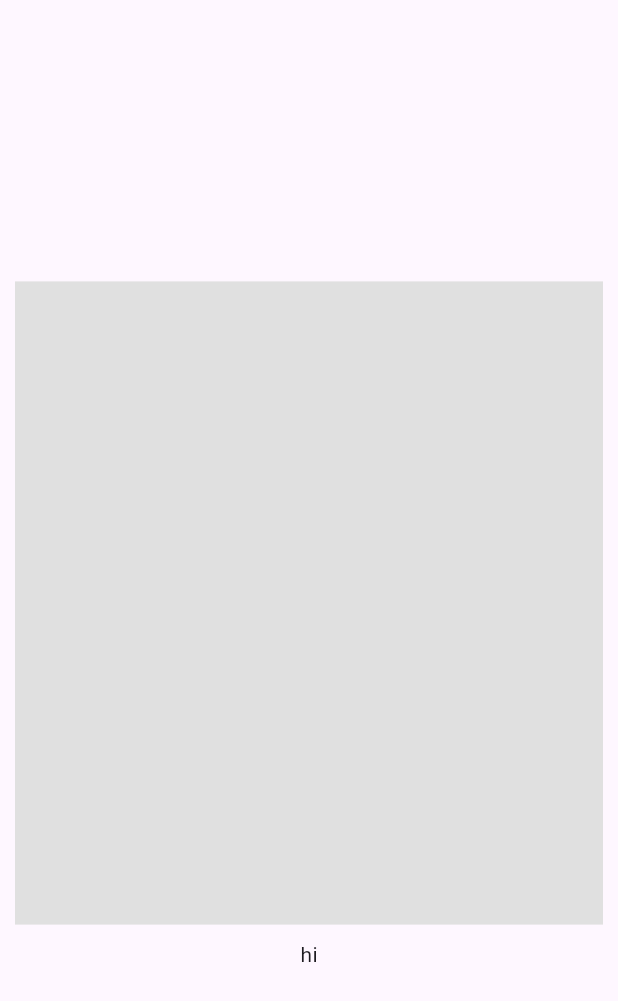
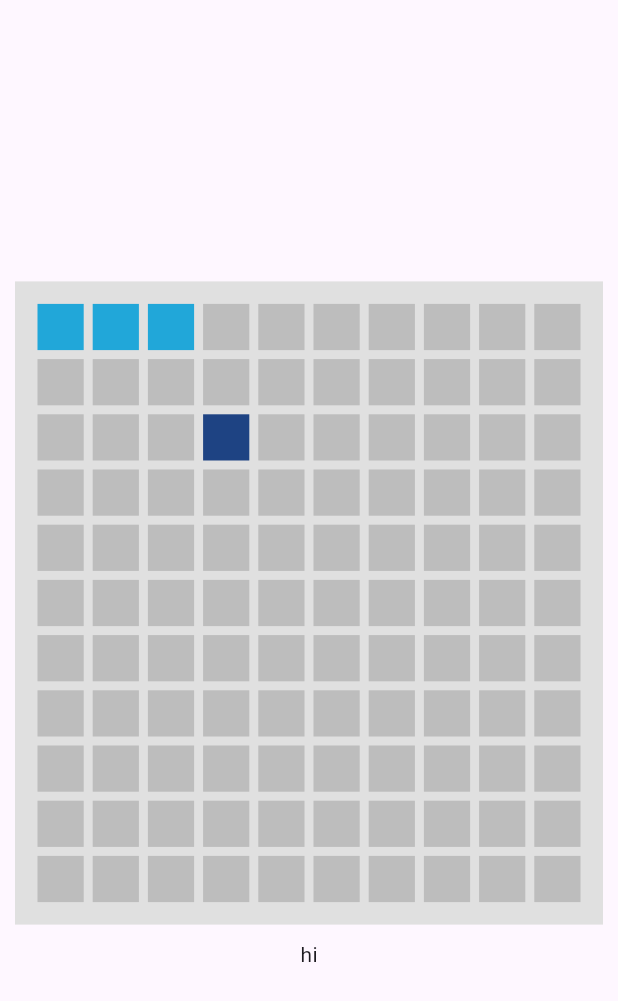
Before and after one commit to jake-wilcox/Zyn_Rewards_Scanner, a Flutter app: the screen it shows after launch, on a phone screen of 412 x 824 dp. Shown: the top 1001 px of the screen. Run offline on Flutter 3.47's test engine with Material 2 defaults, Android fonts, the phone set to English and light mode, and no system bars; our stand-ins replace camera, countup, google_fonts; missing offline and left inert: google_mlkit_text_recognition; network calls fail; project files that could hold a hidden picture were left out.

Commit message:
snake game

```diff
--- a/client/lib/pages/home_screen.dart
+++ b/client/lib/pages/home_screen.dart
@@ -1,7 +1,6 @@
 import 'dart:convert';
 
 import 'package:client/functions/enterCode.dart';
-import 'package:client/widgets/CodetextBox.dart';
 import 'package:countup/countup.dart';
 import 'package:flutter/material.dart';
 import 'package:google_fonts/google_fonts.dart';
--- /dev/null
+++ b/client/lib/widgets/SnakeAssets/blankTile.dart
@@ -0,0 +1,15 @@
+import 'package:flutter/material.dart';
+
+class BlankTile extends StatelessWidget {
+  const BlankTile({super.key});
+
+  @override
+  Widget build(BuildContext context) {
+    return Padding(
+      padding: EdgeInsets.all(3),
+      child: Container(
+        color: Colors.grey[400],
+      ),
+    );
+  }
+}
--- /dev/null
+++ b/client/lib/widgets/SnakeAssets/foodTile.dart
@@ -0,0 +1,15 @@
+import 'package:flutter/material.dart';
+
+class FoodTile extends StatelessWidget {
+  const FoodTile({super.key});
+
+  @override
+  Widget build(BuildContext context) {
+    return Padding(
+      padding: EdgeInsets.all(3),
+      child: Container(
+        color: const Color(0xff1e4383),
+      ),
+    );
+  }
+}
--- /dev/null
+++ b/client/lib/widgets/SnakeAssets/snakeTile.dart
@@ -0,0 +1,15 @@
+import 'package:flutter/material.dart';
+
+class SnakeTile extends StatelessWidget {
+  const SnakeTile({super.key});
+
+  @override
+  Widget build(BuildContext context) {
+    return Padding(
+      padding: EdgeInsets.all(3),
+      child: Container(
+        color: const Color(0xff21a7d9),
+      ),
+    );
+  }
+}
--- a/client/lib/widgets/snake.dart
+++ b/client/lib/widgets/snake.dart
@@ -1,4 +1,7 @@
+import 'package:client/widgets/SnakeAssets/foodTile.dart';
 import 'package:flutter/material.dart';
+import 'package:client/widgets/SnakeAssets/snakeTile.dart';
+import 'package:client/widgets/SnakeAssets/blankTile.dart';
 
 class Snake extends StatefulWidget {
   const Snake({super.key});
@@ -8,9 +11,42 @@ class Snake extends StatefulWidget {
 }
 
 class _SnakeState extends State<Snake> {
+  List<int> snakePos = [0, 1, 2];
+  var food = 23;
+  var direction = 'down';
+
+  void moveJit() {
+    switch (direction) {
+      case 'down':
+    }
+  }
+  // add a check funciton that sees if the snake ate, ran into wall or itself.
+  // if set(snakePos) == snakePos --- :(
+
   @override
   Widget build(BuildContext context) {
-    return Container(
+    return GestureDetector(
+      onVerticalDragUpdate: (details) {
+        print('y: ${details.delta.dy}');
+        if (details.delta.dy < 0) {
+          print('swiped up');
+          direction = 'up';
+        } else {
+          print('swipe down');
+          direction = 'down';
+        }
+      },
+      onHorizontalDragUpdate: (details) {
+        print('x: ${details.delta.dx}');
+        if (details.delta.dx < 0) {
+          print('swiped left');
+          direction = 'left';
+        } else {
+          print('swipe right');
+          direction = 'right';
+        }
+      },
+      child: Container(
         color: Colors.grey[300],
         child: Center(
           child: GridView.builder(
@@ -22,12 +58,15 @@ class _SnakeState extends State<Snake> {
               crossAxisCount: 10,
             ),
             itemBuilder: (context, index) {
-            return Padding(
-                padding: EdgeInsets.all(3),
-                child: Container(
-                  color: const Color(0xff21a7d9)const Color(0xff21a7d9),
-                ));
+              if (snakePos.contains(index)) {
+                return SnakeTile();
+              } else if (index == food) {
+                return FoodTile();
+              } else {
+                return BlankTile();
+              }
             },
+          ),
         ),
       ),
     );
```
Lines whose indentation alone changed are shown as unchanged.
